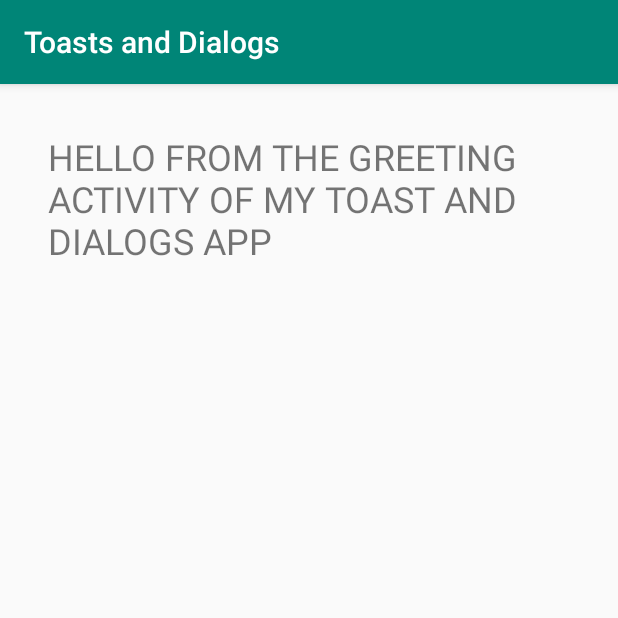
After one commit to Ignis17/CS355, an Android app: the GreetingActivity screen opened directly, with no data from a screen before it, on a phone screen of 412 x 824 dp, the top half of it. The commit adds this screen. Run offline under Robolectric (Android 15) with nearby library versions, the phone set to English and light mode, and no system bars.

Commit message:
Lab Assignment 4 - done

```diff
--- a/AndroidStudio/Toast&Dialogs/app/src/main/AndroidManifest.xml
+++ b/AndroidStudio/Toast&Dialogs/app/src/main/AndroidManifest.xml
@@ -9,6 +9,7 @@
         android:roundIcon="@mipmap/ic_launcher_round"
         android:supportsRtl="true"
         android:theme="@style/AppTheme">
+        <activity android:name=".GreetingActivity"></activity>
         <activity android:name=".MainActivity">
             <intent-filter>
                 <action android:name="android.intent.action.MAIN" />
--- /dev/null
+++ b/AndroidStudio/Toast&Dialogs/app/src/main/java/com/example/toastsdialogs/GreetingActivity.java
@@ -0,0 +1,18 @@
+package com.example.toastsdialogs;
+
+import android.annotation.SuppressLint;
+import android.os.Bundle;
+import android.support.v7.app.AppCompatActivity;
+import android.widget.TextView;
+
+public class GreetingActivity extends AppCompatActivity {
+
+    @SuppressLint("SetTextI18n")
+    @Override
+    protected void onCreate(Bundle savedInstanceState) {
+        super.onCreate(savedInstanceState);
+        setContentView(R.layout.activity_greeting);
+        TextView text =  findViewById(R.id.greetTextView);
+        text.setText("HELLO FROM THE GREETING ACTIVITY OF MY TOAST AND DIALOGS APP");
+    }
+}
--- /dev/null
+++ b/AndroidStudio/Toast&Dialogs/app/src/main/res/layout/activity_greeting.xml
@@ -0,0 +1,25 @@
+<?xml version="1.0" encoding="utf-8"?>
+<android.support.constraint.ConstraintLayout xmlns:android="http://schemas.android.com/apk/res/android"
+    xmlns:app="http://schemas.android.com/apk/res-auto"
+    xmlns:tools="http://schemas.android.com/tools"
+    android:layout_width="match_parent"
+    android:layout_height="match_parent"
+    tools:context=".GreetingActivity">
+
+    <TextView
+        android:id="@+id/greetTextView"
+        android:layout_width="0dp"
+        android:layout_height="0dp"
+        android:layout_marginStart="32dp"
+        android:layout_marginTop="32dp"
+        android:layout_marginEnd="32dp"
+        android:layout_marginBottom="32dp"
+        android:text="TextView"
+        android:textSize="24sp"
+        app:layout_constraintBottom_toBottomOf="parent"
+        app:layout_constraintEnd_toEndOf="parent"
+        app:layout_constraintHorizontal_bias="0.0"
+        app:layout_constraintStart_toStartOf="parent"
+        app:layout_constraintTop_toTopOf="parent"
+        app:layout_constraintVertical_bias="1.0" />
+</android.support.constraint.ConstraintLayout>
--- a/AndroidStudio/Toast&Dialogs/app/src/main/res/layout/activity_main.xml
+++ b/AndroidStudio/Toast&Dialogs/app/src/main/res/layout/activity_main.xml
@@ -42,6 +42,7 @@
         android:layout_marginStart="8dp"
         android:layout_marginTop="24dp"
         android:layout_marginEnd="8dp"
+        android:onClick="displayAlert"
         android:text="DISPLAY ALERTDIALOG"
         app:layout_constraintEnd_toEndOf="parent"
         app:layout_constraintHorizontal_bias="0.29"
@@ -55,6 +56,7 @@
         android:layout_marginStart="8dp"
         android:layout_marginTop="24dp"
         android:layout_marginEnd="8dp"
+        android:onClick="displayNotification"
         android:text="SEND NOTIFICATION"
         app:layout_constraintEnd_toEndOf="parent"
         app:layout_constraintHorizontal_bias="0.497"
```
Also changed, not shown: AndroidStudio/Toast&Dialogs/app/src/main/java/com/example/toastsdialogs/MainActivity.java (+47 -2 lines).
